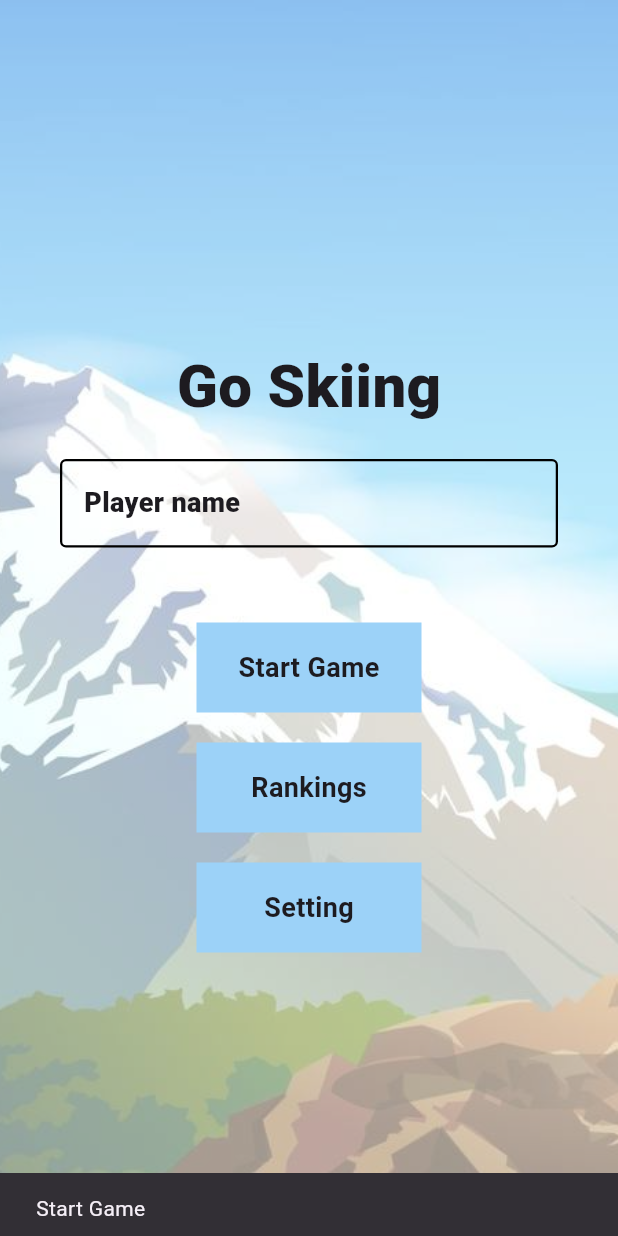
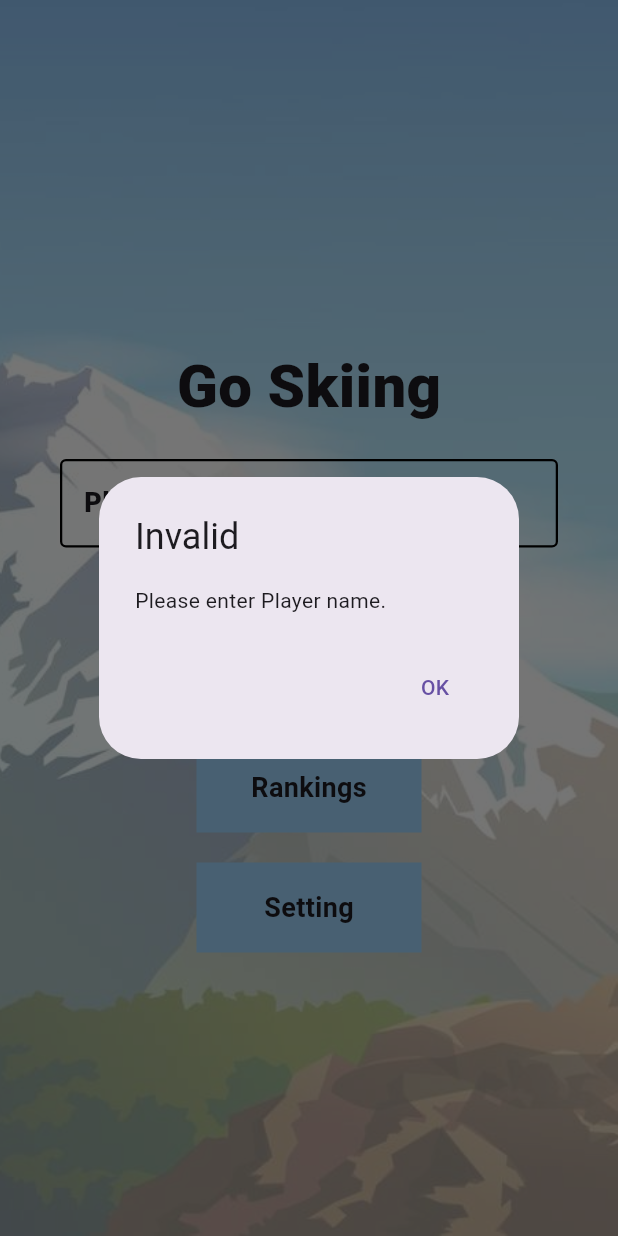
Before and after one commit to heoeunseo08/Go-Skiing-2025-1-Module-B-, a Flutter app: the AppScreen screen opened directly, after a tap on "Start Game", on a phone screen of 412 x 824 dp. Run offline on Flutter 3.47's test engine with Material 3 defaults, Android fonts, the phone set to English and light mode, and no system bars.

Commit message:
홈페이지 끝 세팅 페이지 중

```diff
--- a/lib/main.dart
+++ b/lib/main.dart
@@ -1,5 +1,6 @@
 import 'package:flutter/material.dart';
 import 'package:module_b/screen/app_screen.dart';
+import 'package:module_b/screen/setting_screen.dart';
 
 void main() {
   runApp(const MyApp());
@@ -14,7 +15,7 @@ class MyApp extends StatelessWidget {
     return MaterialApp(
       debugShowCheckedModeBanner: false,
       title: 'Flutter Demo',
-      home: AppScreen(),
+      home: SettingScreen(),
     );
   }
 }
--- a/lib/screen/app_screen.dart
+++ b/lib/screen/app_screen.dart
@@ -1,4 +1,10 @@
 import 'package:flutter/material.dart';
+import 'package:module_b/screen/game_screen.dart';
+import 'package:module_b/screen/game_screen.dart';
+import 'package:module_b/screen/game_screen.dart';
+import 'package:module_b/screen/ranking_screen.dart';
+import 'package:module_b/screen/setting_screen.dart';
+import 'package:module_b/utils/info.dart';
 import 'package:module_b/utils/utils.dart';
 
 class AppScreen extends StatefulWidget {
@@ -59,24 +65,59 @@ class _AppScreenState extends State<AppScreen> {
               button(
                 text: "Start Game",
                 onTap: () {
-                  showMessage(context, "Start Game");
+                  setState(() {});
+                  if (controller.text.trim().isEmpty) {
+                    noName();
+                    return;
+                  } else {
+                    playerName = controller.text.trim();
+                    Navigator.of(context).push(
+                      MaterialPageRoute(
+                        builder: (context) => GameScreen(),
+                      ),
+                    );
+                  }
                 },
               ),
               SizedBox(height: 20),
               button(
                 text: "Rankings",
                 onTap: () {
-                  showMessage(context, "Rankings");
+                  Navigator.of(context).push(
+                    MaterialPageRoute(
+                      builder: (context) => RankingScreen(),
+                    ),
+                  );
                 },
               ),
               SizedBox(height: 20),
               button(
                 text: "Setting",
                 onTap: () {
-                  showMessage(context, "Setting");
+                  Navigator.of(context).push(
+                    MaterialPageRoute(
+                      builder: (context) => SettingScreen(),
+                    ),
+                  );
                 },
               ),
             ],
+          ),
+        ],
+      ),
+    );
+  }
+
+  void noName() {
+    showDialog(
+      context: context,
+      builder: (context) => AlertDialog(
+        title: Text("Invalid"),
+        content: Text("Please enter Player name."),
+        actions: [
+          TextButton(
+            onPressed: () => Navigator.of(context).pop(),
+            child: Text("OK"),
           ),
         ],
       ),
--- /dev/null
+++ b/lib/utils/info.dart
@@ -0,0 +1,2 @@
+String? playerName;
+double imageHue = 0.18;
```
Also changed, not shown: lib/screen/setting_screen.dart (+43 -1 lines), lib/utils/utils.dart (+14 -1 lines).
